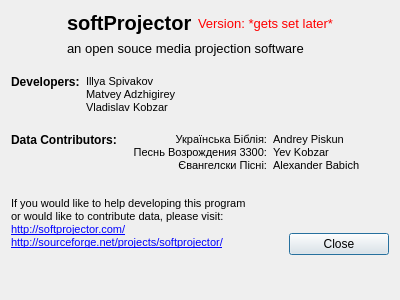
Before: the Qt Designer form src/aboutdialog.ui in SoftProjector/src, drawn with Qt 5.
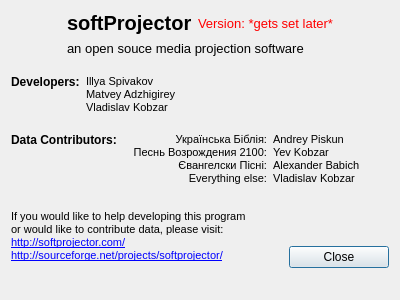
After: the same form once the commit is applied.

Commit message: Undo rev. 289 where songbook number was changed from 2100 to 3300. added that one more data contributor.

Diff of the .ui file:
```diff
--- a/src/aboutdialog.ui
+++ b/src/aboutdialog.ui
@@ -217,8 +217,9 @@
 p, li { white-space: pre-wrap; }
 &lt;/style&gt;&lt;/head&gt;&lt;body style=&quot; font-family:'MS Shell Dlg 2'; font-size:8.25pt; font-weight:400; font-style:normal;&quot;&gt;
 &lt;p align=&quot;right&quot; style=&quot; margin-top:0px; margin-bottom:0px; margin-left:0px; margin-right:0px; -qt-block-indent:0; text-indent:0px;&quot;&gt;&lt;span style=&quot; font-size:8pt;&quot;&gt;Українська Біблія:&lt;/span&gt;&lt;/p&gt;
-&lt;p align=&quot;right&quot; style=&quot; margin-top:0px; margin-bottom:0px; margin-left:0px; margin-right:0px; -qt-block-indent:0; text-indent:0px;&quot;&gt;&lt;span style=&quot; font-size:8pt;&quot;&gt;Песнь Возрождения 3300:&lt;/span&gt;&lt;/p&gt;
-&lt;p align=&quot;right&quot; style=&quot; margin-top:0px; margin-bottom:0px; margin-left:0px; margin-right:0px; -qt-block-indent:0; text-indent:0px;&quot;&gt;&lt;span style=&quot; font-size:8pt;&quot;&gt;Євангелски Пісні:&lt;/span&gt;&lt;/p&gt;&lt;/body&gt;&lt;/html&gt;</string>
+&lt;p align=&quot;right&quot; style=&quot; margin-top:0px; margin-bottom:0px; margin-left:0px; margin-right:0px; -qt-block-indent:0; text-indent:0px;&quot;&gt;&lt;span style=&quot; font-size:8pt;&quot;&gt;Песнь Возрождения 2100:&lt;/span&gt;&lt;/p&gt;
+&lt;p align=&quot;right&quot; style=&quot; margin-top:0px; margin-bottom:0px; margin-left:0px; margin-right:0px; -qt-block-indent:0; text-indent:0px;&quot;&gt;&lt;span style=&quot; font-size:8pt;&quot;&gt;Євангелски Пісні:&lt;/span&gt;&lt;/p&gt;
+&lt;p align=&quot;right&quot; style=&quot; margin-top:0px; margin-bottom:0px; margin-left:0px; margin-right:0px; -qt-block-indent:0; text-indent:0px;&quot;&gt;&lt;span style=&quot; font-size:8pt;&quot;&gt;Everything else:&lt;/span&gt;&lt;/p&gt;&lt;/body&gt;&lt;/html&gt;</string>
        </property>
       </widget>
      </item>
@@ -231,7 +232,8 @@
 &lt;/style&gt;&lt;/head&gt;&lt;body style=&quot; font-family:'MS Shell Dlg 2'; font-size:8.25pt; font-weight:400; font-style:normal;&quot;&gt;
 &lt;p style=&quot; margin-top:0px; margin-bottom:0px; margin-left:0px; margin-right:0px; -qt-block-indent:0; text-indent:0px;&quot;&gt;&lt;span style=&quot; font-size:8pt;&quot;&gt;Andrey Piskun&lt;/span&gt;&lt;/p&gt;
 &lt;p style=&quot; margin-top:0px; margin-bottom:0px; margin-left:0px; margin-right:0px; -qt-block-indent:0; text-indent:0px;&quot;&gt;&lt;span style=&quot; font-size:8pt;&quot;&gt;Yev Kobzar&lt;/span&gt;&lt;/p&gt;
-&lt;p style=&quot; margin-top:0px; margin-bottom:0px; margin-left:0px; margin-right:0px; -qt-block-indent:0; text-indent:0px;&quot;&gt;&lt;span style=&quot; font-size:8pt;&quot;&gt;Alexander Babich&lt;/span&gt;&lt;/p&gt;&lt;/body&gt;&lt;/html&gt;</string>
+&lt;p style=&quot; margin-top:0px; margin-bottom:0px; margin-left:0px; margin-right:0px; -qt-block-indent:0; text-indent:0px;&quot;&gt;&lt;span style=&quot; font-size:8pt;&quot;&gt;Alexander Babich&lt;/span&gt;&lt;/p&gt;
+&lt;p style=&quot; margin-top:0px; margin-bottom:0px; margin-left:0px; margin-right:0px; -qt-block-indent:0; text-indent:0px;&quot;&gt;&lt;span style=&quot; font-size:8pt;&quot;&gt;Vladislav Kobzar&lt;/span&gt;&lt;/p&gt;&lt;/body&gt;&lt;/html&gt;</string>
        </property>
       </widget>
      </item>
```
